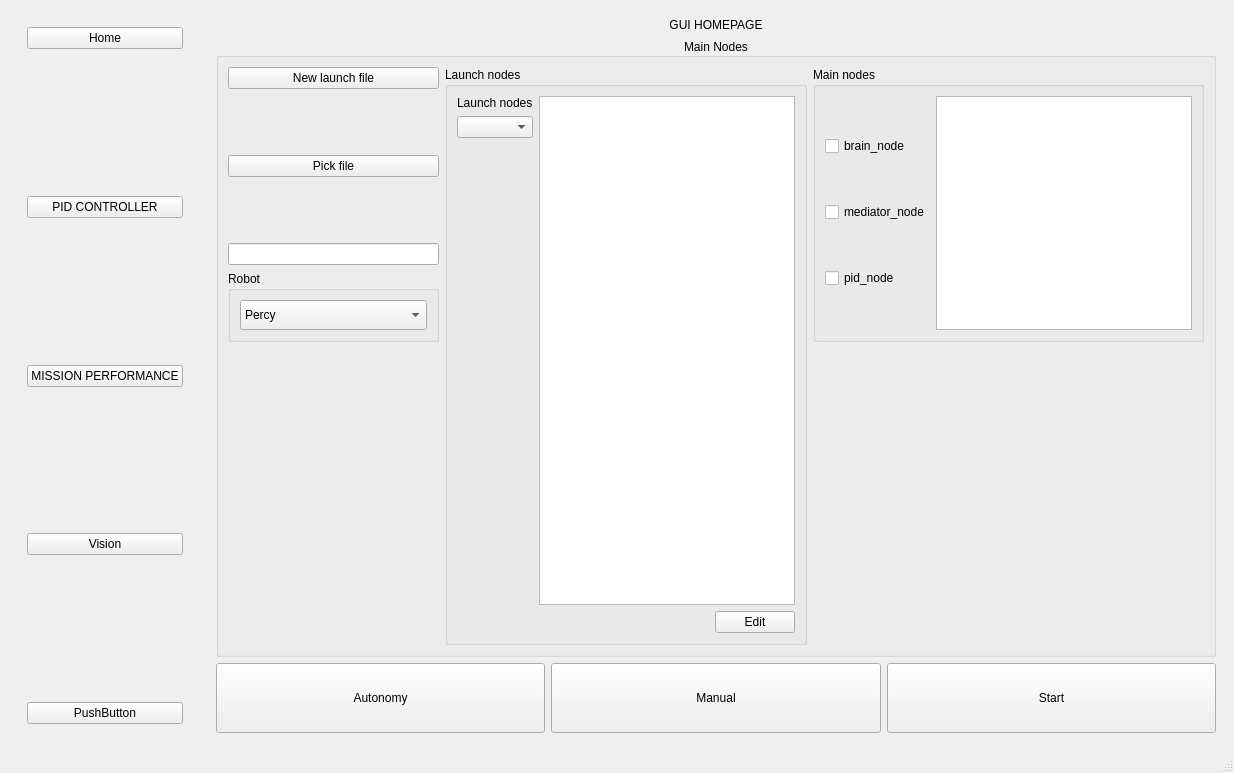
Mechatronics-SDSU/Mechatronics-2024, file src/ros2_ws/src/gui_node/src/mainwindow.ui: the form before one commit.
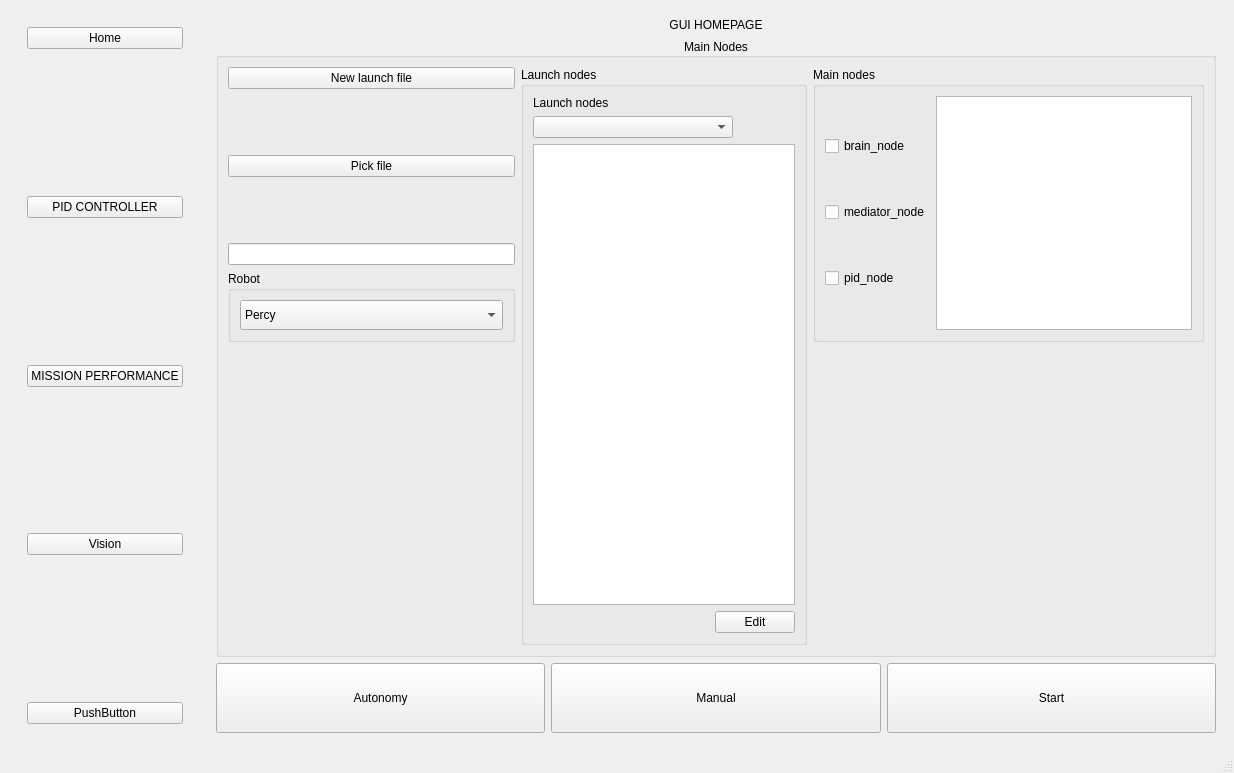
The form after the commit.

```diff
--- a/src/ros2_ws/src/gui_node/src/mainwindow.ui
+++ b/src/ros2_ws/src/gui_node/src/mainwindow.ui
@@ -325,9 +325,7 @@
               <string>Launch nodes</string>
              </property>
              <layout class="QGridLayout" name="gridLayout_4">
-              <item row="0" column="0" rowspan="2">
-               <layout class="QVBoxLayout" name="verticalLayout_3">
-                <item>
+              <item row="0" column="0">
                  <layout class="QVBoxLayout" name="verticalLayout">
                   <item>
                    <widget class="QLabel" name="label_2">
@@ -348,22 +346,7 @@
                   </item>
                  </layout>
                 </item>
-                <item>
-                 <spacer name="verticalSpacer_7">
-                  <property name="orientation">
-                   <enum>Qt::Vertical</enum>
-                  </property>
-                  <property name="sizeHint" stdset="0">
-                   <size>
-                    <width>20</width>
-                    <height>288</height>
-                   </size>
-                  </property>
-                 </spacer>
-                </item>
-               </layout>
-              </item>
-              <item row="0" column="1">
+              <item row="1" column="0">
                <widget class="QTextEdit" name="enabled_launch_nodes">
                 <property name="maximumSize">
                  <size>
@@ -373,7 +356,7 @@
                 </property>
                </widget>
               </item>
-              <item row="1" column="1">
+              <item row="2" column="0">
                <layout class="QHBoxLayout" name="horizontalLayout">
                 <item>
                  <spacer name="horizontalSpacer">
```
Lines whose indentation alone changed are shown as unchanged.
